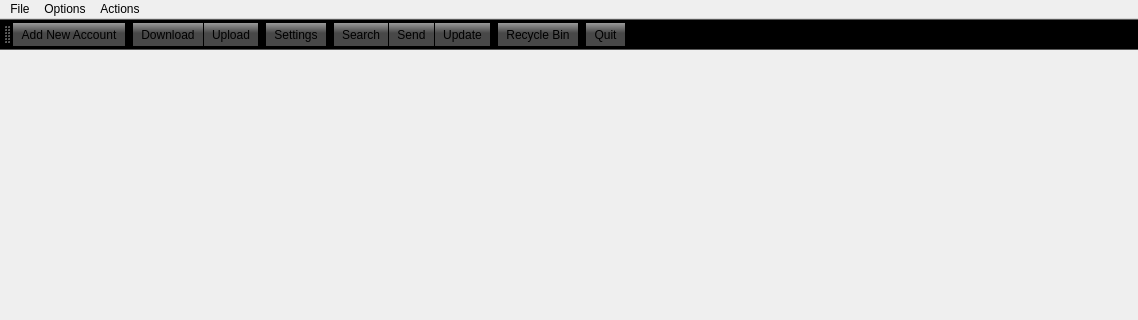
Old version of the form gui/forms/mainwindow.ui in the repository tranter/qt-google-drive; both pictures show x 0 to 1138 and y 0 to 320 of the 1138 by 681 pixel window.
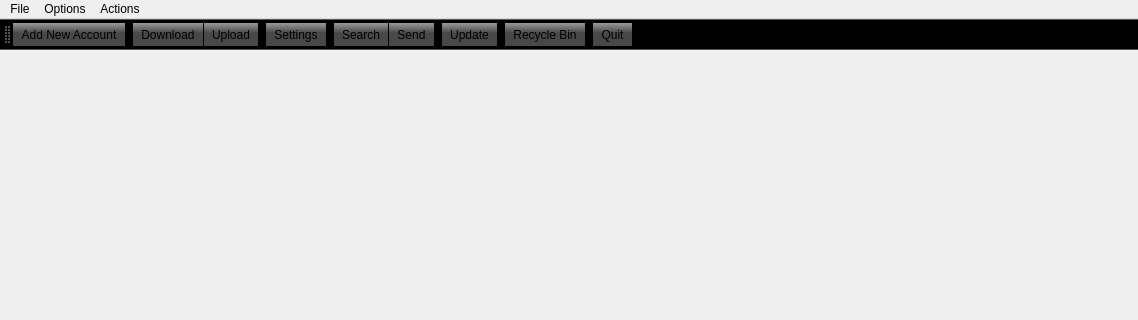
New version of the form. Icons and pictures are not drawn.

Commit message: added and integrated new graphics

```diff
--- a/gui/forms/mainwindow.ui
+++ b/gui/forms/mainwindow.ui
@@ -334,6 +334,7 @@
    <addaction name="separator"/>
    <addaction name="actionSearch"/>
    <addaction name="actionSend"/>
+   <addaction name="separator"/>
    <addaction name="actionUpdate"/>
    <addaction name="separator"/>
    <addaction name="actionRecycleBin"/>
```
The commit also changes 2 other files.
